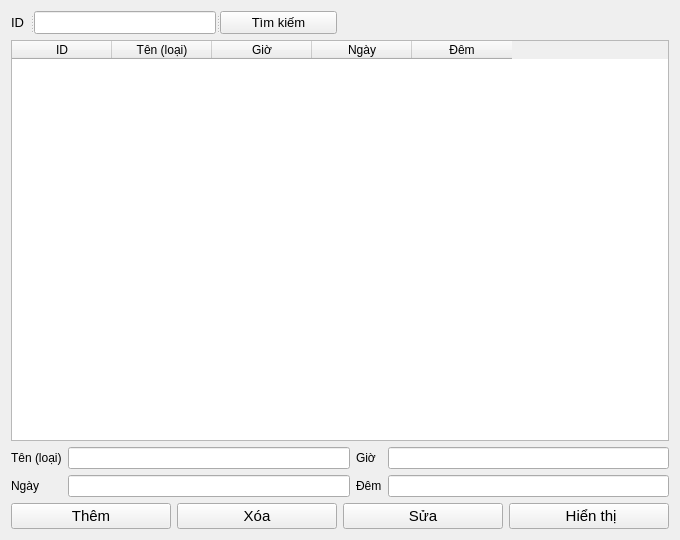
Above: view/phong_va_giaphong/ql_gia_phong.ui from loimaxto/DoAnPython before the change. Below: the same form after it.
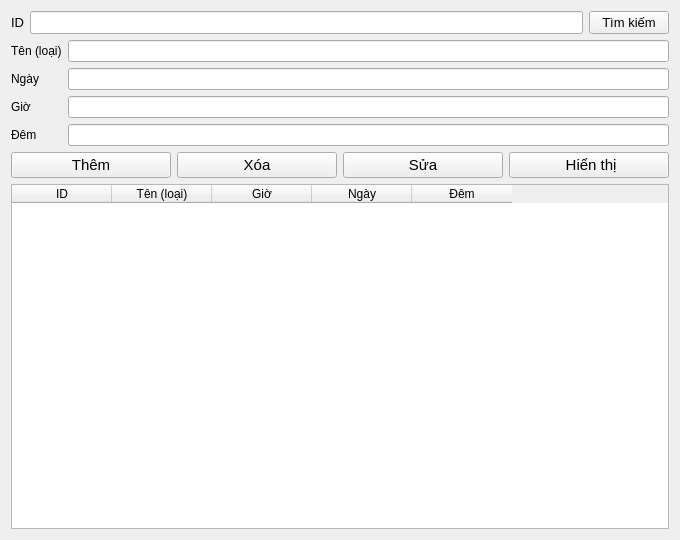
That is the form after the change.

```diff
--- a/view/phong_va_giaphong/ql_gia_phong.ui
+++ b/view/phong_va_giaphong/ql_gia_phong.ui
@@ -13,12 +13,12 @@
   <property name="windowTitle">
    <string>Form</string>
   </property>
-  <layout class="QGridLayout" name="gridLayout_2">
-   <item row="0" column="0" colspan="2">
-    <widget class="QSplitter" name="splitter_2">
-     <property name="orientation">
-      <enum>Qt::Horizontal</enum>
-     </property>
+  <layout class="QHBoxLayout" name="horizontalLayout_3">
+   <item>
+    <layout class="QVBoxLayout" name="verticalLayout">
+     <item>
+      <layout class="QHBoxLayout" name="horizontalLayout">
+       <item>
      <widget class="QLabel" name="label">
       <property name="font">
        <font>
@@ -29,6 +29,8 @@
        <string>ID</string>
       </property>
      </widget>
+       </item>
+       <item>
      <widget class="QLineEdit" name="in_sea">
       <property name="font">
        <font>
@@ -36,6 +38,8 @@
        </font>
       </property>
      </widget>
+       </item>
+       <item>
      <widget class="QPushButton" name="sea_btn">
       <property name="font">
        <font>
@@ -46,42 +50,11 @@
        <string>Tìm kiếm</string>
       </property>
      </widget>
-    </widget>
-   </item>
-   <item row="1" column="0" colspan="4">
-    <widget class="QTableWidget" name="dis_pla">
-     <property name="columnCount">
-      <number>5</number>
-     </property>
-     <column>
-      <property name="text">
-       <string>ID</string>
-      </property>
-     </column>
-     <column>
-      <property name="text">
-       <string>Tên (loại)</string>
-      </property>
-     </column>
-     <column>
-      <property name="text">
-       <string>Giờ</string>
-      </property>
-     </column>
-     <column>
-      <property name="text">
-       <string>Ngày</string>
-      </property>
-     </column>
-     <column>
-      <property name="text">
-       <string>Đêm</string>
-      </property>
-     </column>
-    </widget>
-   </item>
-   <item row="2" column="0" colspan="4">
-    <layout class="QGridLayout" name="gridLayout">
+       </item>
+      </layout>
+     </item>
+     <item>
+      <layout class="QFormLayout" name="formLayout">
      <item row="0" column="0">
       <widget class="QLabel" name="label_3">
        <property name="text">
@@ -92,16 +65,6 @@
      <item row="0" column="1">
       <widget class="QLineEdit" name="in_name"/>
      </item>
-     <item row="0" column="2">
-      <widget class="QLabel" name="label_4">
-       <property name="text">
-        <string>Giờ</string>
-       </property>
-      </widget>
-     </item>
-     <item row="0" column="3">
-      <widget class="QLineEdit" name="in_hour"/>
-     </item>
      <item row="1" column="0">
       <widget class="QLabel" name="label_5">
        <property name="text">
@@ -112,19 +75,31 @@
      <item row="1" column="1">
       <widget class="QLineEdit" name="in_day"/>
      </item>
-     <item row="1" column="2">
+       <item row="2" column="0">
+        <widget class="QLabel" name="label_4">
+         <property name="text">
+          <string>Giờ</string>
+         </property>
+        </widget>
+       </item>
+       <item row="2" column="1">
+        <widget class="QLineEdit" name="in_hour"/>
+       </item>
+       <item row="3" column="0">
       <widget class="QLabel" name="label_6">
        <property name="text">
         <string>Đêm</string>
        </property>
       </widget>
      </item>
-     <item row="1" column="3">
+       <item row="3" column="1">
       <widget class="QLineEdit" name="in_night"/>
      </item>
     </layout>
    </item>
-   <item row="3" column="0">
+     <item>
+      <layout class="QHBoxLayout" name="horizontalLayout_2">
+       <item>
     <widget class="QPushButton" name="ins_btn">
      <property name="font">
       <font>
@@ -136,7 +111,7 @@
      </property>
     </widget>
    </item>
-   <item row="3" column="1">
+       <item>
     <widget class="QPushButton" name="del_btn">
      <property name="font">
       <font>
@@ -148,7 +123,7 @@
      </property>
     </widget>
    </item>
-   <item row="3" column="2">
+       <item>
     <widget class="QPushButton" name="edi_btn">
      <property name="font">
       <font>
@@ -160,7 +135,7 @@
      </property>
     </widget>
    </item>
-   <item row="3" column="3">
+       <item>
     <widget class="QPushButton" name="sho_btn">
      <property name="font">
       <font>
@@ -171,6 +146,42 @@
       <string> Hiển thị</string>
      </property>
     </widget>
+       </item>
+      </layout>
+     </item>
+     <item>
+      <widget class="QTableWidget" name="dis_pla">
+       <property name="columnCount">
+        <number>5</number>
+       </property>
+       <column>
+        <property name="text">
+         <string>ID</string>
+        </property>
+       </column>
+       <column>
+        <property name="text">
+         <string>Tên (loại)</string>
+        </property>
+       </column>
+       <column>
+        <property name="text">
+         <string>Giờ</string>
+        </property>
+       </column>
+       <column>
+        <property name="text">
+         <string>Ngày</string>
+        </property>
+       </column>
+       <column>
+        <property name="text">
+         <string>Đêm</string>
+        </property>
+       </column>
+      </widget>
+     </item>
+    </layout>
    </item>
   </layout>
  </widget>
```
Lines whose indentation alone changed are shown as unchanged.
